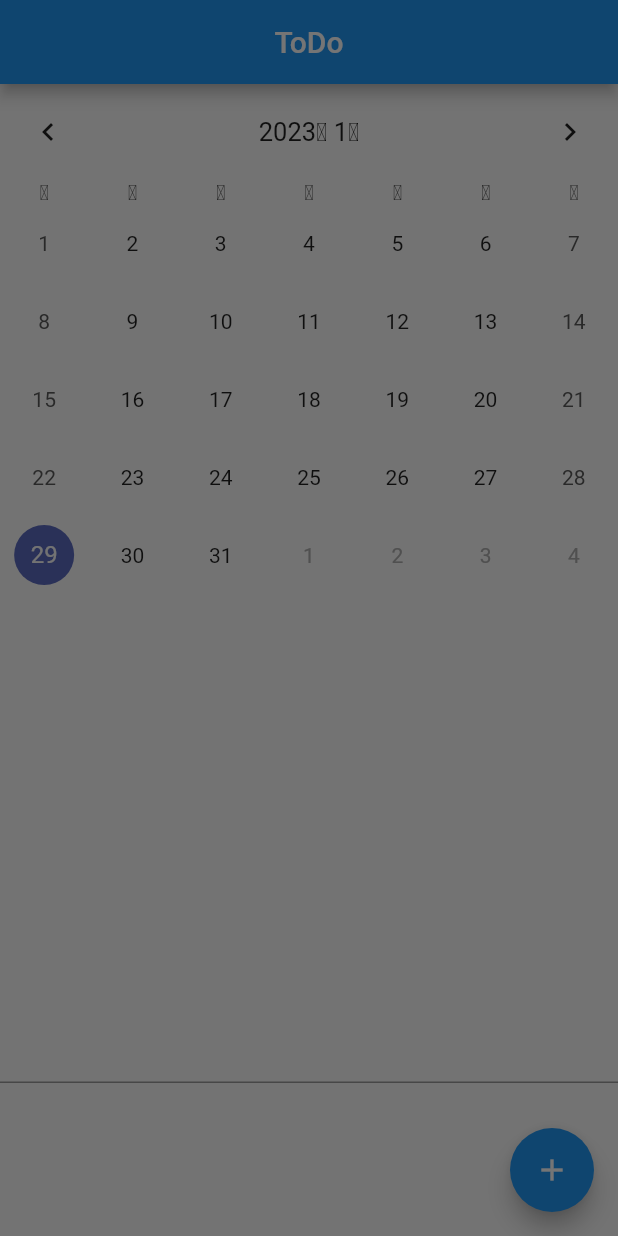
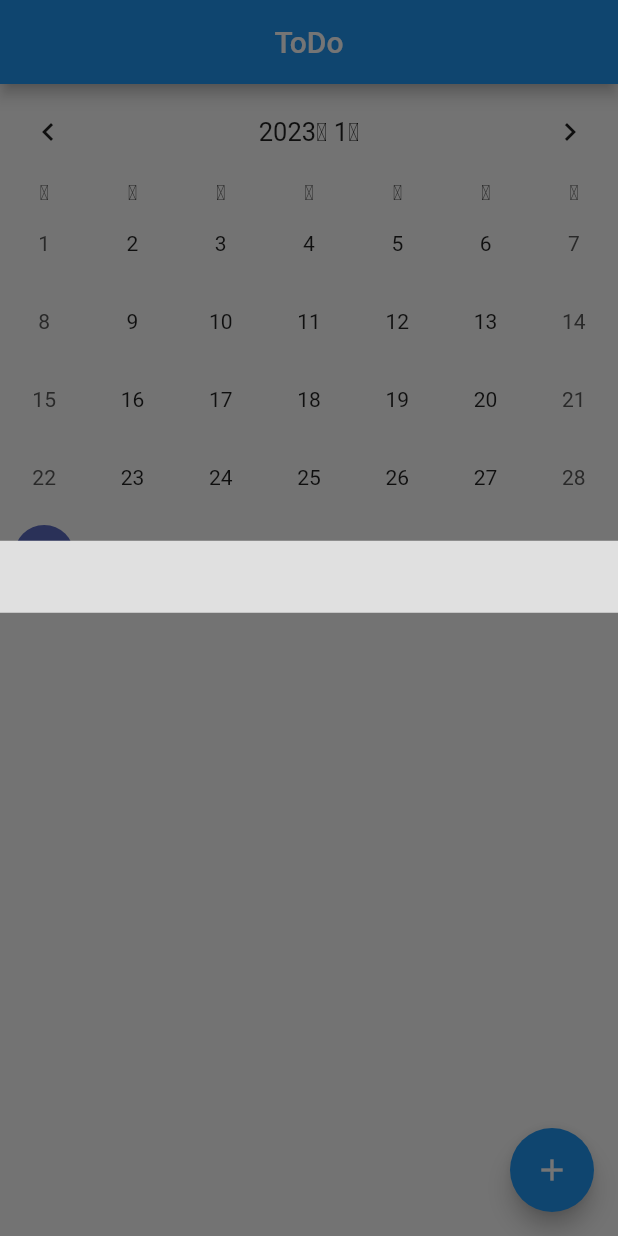
Before and after one commit to mjhdevil/todo2, a Flutter app: the screen it shows after launch, after a tap on the "add" icon, on a phone screen of 412 x 824 dp. Run offline on Flutter 3.47's test engine with Material 2 defaults, Android fonts, the phone set to English and light mode, and no system bars; drawn by our look-alikes of table_calendar; our stand-ins replace get.

Commit message:
# EDIT - Add버튼 클릭시 TextFormField (글자 입력할때 사이즈 오류 - body: SingleChildScrollView 해결)

```diff
--- a/lib/View/main_calendar.dart
+++ b/lib/View/main_calendar.dart
@@ -3,7 +3,6 @@ import 'package:table_calendar/table_calendar.dart';
 import 'package:get/get.dart';
 
 class MainCalendar extends StatefulWidget {
-
   @override
   State<MainCalendar> createState() => _MainCalendarState();
 }
@@ -23,7 +22,8 @@ class _MainCalendarState extends State<MainCalendar> {
         title: Text('ToDo'),
         centerTitle: true,
       ),
-      body: TableCalendar(
+      body: SingleChildScrollView(
+        child: TableCalendar(
           locale: 'ko_KR',
           focusedDay: focusedDay,
           firstDay: DateTime(2023),
@@ -34,7 +34,7 @@ class _MainCalendarState extends State<MainCalendar> {
           ),
           onDaySelected: (DateTime selectedDay, DateTime focusedDay) {
             // 선택된 날짜의 상태를 갱신합니다.
-          setState((){
+            setState(() {
               this.selectedDay = selectedDay;
               this.focusedDay = focusedDay;
             });
@@ -44,20 +44,23 @@ class _MainCalendarState extends State<MainCalendar> {
             return isSameDay(selectedDay, day);
           },
         ),
+      ),
+
       floatingActionButton: FloatingActionButton(
-        onPressed: (){
-          Get.bottomSheet(
-              Container(height: 150,
-                child: Column(
+        onPressed: () {
+          Get.bottomSheet(Column(
             children: [
-                    TextField()
-
+              Expanded(
+                child: TextFormField(
+                    decoration: InputDecoration(
+                  border: InputBorder.none,
+                  filled: true,
+                  fillColor: Colors.grey[300],
+                )),
+              ),
             ],
-                ),
-              )
-          );
+          ));
         },
-
         child: Icon(Icons.add),
       ),
     );
```
Lines whose indentation alone changed are shown as unchanged.
